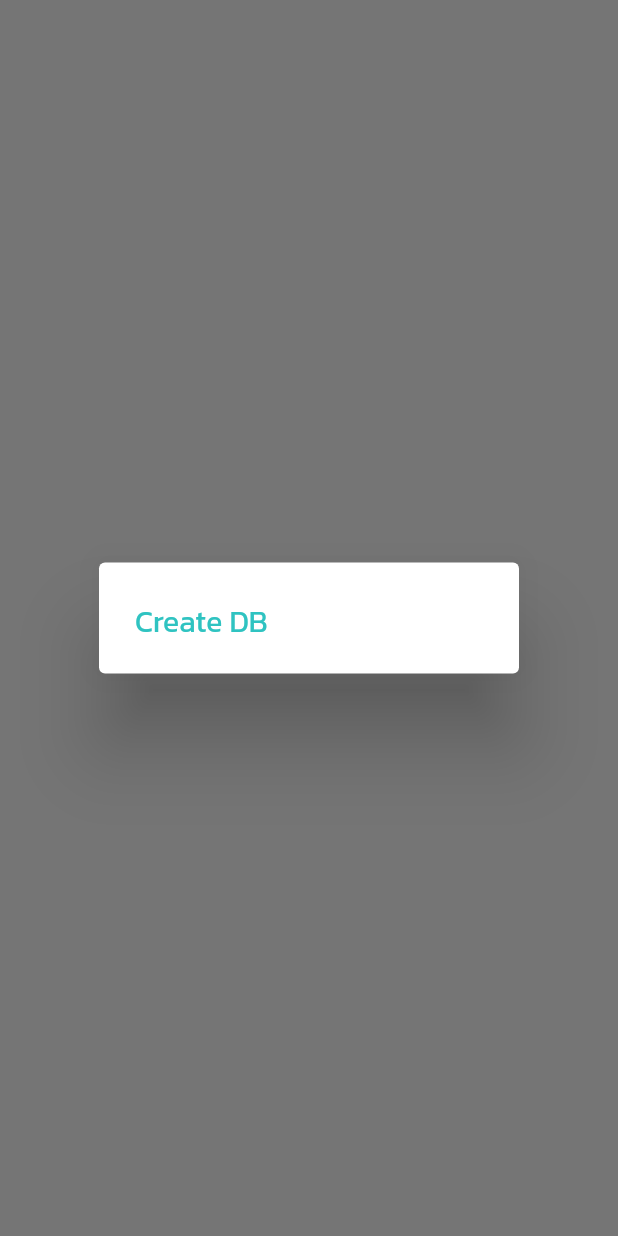
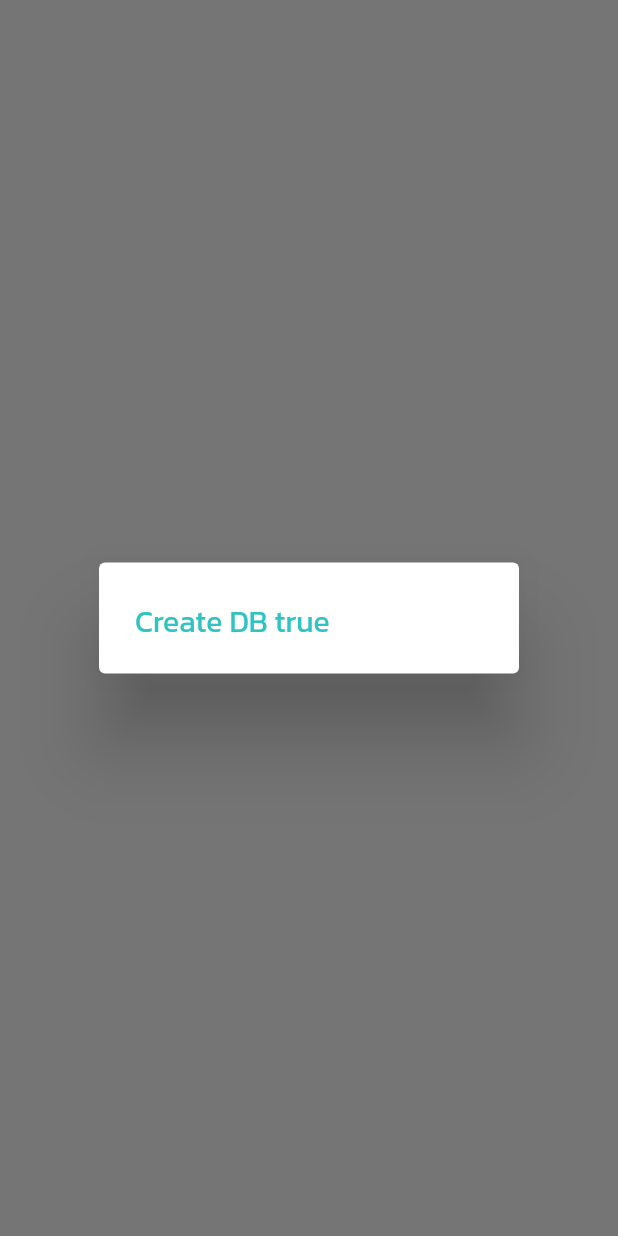
Before and after one commit to theputtipong/aboutenvironment, a Flutter app: the screen it shows after launch, after a tap on "Test Create DB", on a phone screen of 412 x 824 dp. Run offline on Flutter 3.47's test engine with Material 2 defaults, Android fonts, the phone set to English and light mode, and no system bars; our stand-ins replace animated_splash_screen, dio, page_transition, sembast.

Commit message:
fix app : solve create db and update widget alertdialog

```diff
--- a/lib/config.dart
+++ b/lib/config.dart
@@ -2,3 +2,7 @@ class AirvisualConfig {
   static const api = "http://api.airvisual.com/";
   static const key = "a228208f-545b-4594-91df-37493d89c4c5";
 }
+
+class DatabaseConfig {
+  static const dbCountries = 'countries.db';
+}
--- a/lib/db.dart
+++ b/lib/db.dart
@@ -1,20 +1,21 @@
 import 'dart:async';
-import 'package:path/path.dart';
-// import 'package:sembast/sembast.dart';
+import 'package:sembast/sembast.dart';
 import 'package:sembast/sembast_io.dart';
+
+import 'config.dart';
+import 'debug.dart';
 // import 'debug.dart';
 
 class DBApp {
-  Future createsembast() async {
-    final db = await databaseFactoryIo.openDatabase(join('.dart_tool', 'sembast', 'example', 'record_demo.db'));
-    // var store = intMapStoreFactory.store('my_store');
-    // var key = await store.add(db, {'name': 'ugly'});
-    // var record = await (store.record(key).getSnapshot(db) as FutureOr<RecordSnapshot<int, Map<String, Object>>>);
-    // record = (await store.find(db, finder: Finder(filter: Filter.byKey(record.key)))).first
-    //     as RecordSnapshot<int, Map<String, Object>>;
-    // logDebug("createsembast", record.toString());
-    // var records = (await (store.find(db, finder: Finder(filter: Filter.matches('name', '^ugly')))
-    //     as FutureOr<List<RecordSnapshot<int, Map<String, Object>>>>));
-    // logDebug("createsembast", records.toString());
+  Future<bool> createsembast() async {
+    try {
+      DatabaseFactory dbFactory = databaseFactoryIo;
+      Database db = await dbFactory.openDatabase(DatabaseConfig.dbCountries);
+      logDebug('db createsembast', db.path.toString());
+      return true;
+    } on Exception catch (e) {
+      logDebug('db createsembast', 'catch ${e.toString()}');
+      return false;
+    }
   }
 }
--- a/lib/main.dart
+++ b/lib/main.dart
@@ -1,8 +1,11 @@
+import 'package:aboutenvironment/db.dart';
 import 'package:animated_splash_screen/animated_splash_screen.dart';
 import 'package:flutter/material.dart';
 import 'package:page_transition/page_transition.dart';
+import 'api.dart';
 import 'colors.dart';
 import 'icons.dart';
+import 'model.dart';
 import 'textstyle.dart';
 import 'widgets/alertdialog.dart';
 
@@ -52,6 +55,16 @@ class MyApp extends StatelessWidget {
 class MainScreen extends StatelessWidget {
   const MainScreen({super.key});
 
+  Future<bool> testCreateDB() async {
+    bool respond = await DBApp().createsembast();
+    return respond;
+  }
+
+  Future<ApiRespond> testAPI() async {
+    ApiRespond respond = await AirvisualApiHub().supportedcountries();
+    return respond;
+  }
+
   @override
   Widget build(BuildContext context) {
     return Scaffold(
@@ -62,7 +75,9 @@ class MainScreen extends StatelessWidget {
           children: [
             TextButton(
                 onPressed: () {
-                  alertDialog(context, title: "Create DB");
+                  testCreateDB().then(
+                    (value) => alertDialog(context, true, title: "Create DB ${value.toString()}"),
+                  );
                 },
                 child: Text(
                   "Test Create DB",
@@ -70,7 +85,8 @@ class MainScreen extends StatelessWidget {
                 )),
             TextButton(
                 onPressed: () {
-                  alertDialog(context, title: "Test Api");
+                  testAPI().then((value) => alertDialog(context, true,
+                      title: "Test Api ${value.status.toString()}", content: [Text(value.status.toString())]));
                 },
                 child: Text(
                   "Test Api",
--- a/lib/widgets/alertdialog.dart
+++ b/lib/widgets/alertdialog.dart
@@ -3,10 +3,11 @@ import 'package:flutter/material.dart';
 import '../colors.dart';
 import '../textstyle.dart';
 
-alertDialog(BuildContext context, {String? title, Widget? content, List<Widget>? listactions}) async {
+alertDialog(BuildContext context, bool barrier,
+    {String? title, List<Widget>? content, List<Widget>? listactions}) async {
   return showDialog<void>(
     context: context,
-    barrierDismissible: false, // user must tap button!
+    barrierDismissible: barrier, // user must tap button!
     builder: (BuildContext context) {
       return AlertDialog(
         title: title != null
@@ -16,7 +17,9 @@ alertDialog(BuildContext context, {String? title, Widget? content, List<Widget>?
               )
             : null,
         content: content != null
-            ? SingleChildScrollView(child: content)
+            ? SingleChildScrollView(
+                child: ListBody(children: content),
+              )
             // SingleChildScrollView(
             //     child: ListBody(
             //       children: const <Widget>[
--- a/pubspec.yaml
+++ b/pubspec.yaml
@@ -41,7 +41,7 @@ dependencies:
   flutter_launcher_icons: ^0.11.0
   dio: ^4.0.6
   sembast: ^3.4.0+6
-  path: ^1.8.2
+  path_provider: ^2.0.12
 
 dev_dependencies:
   flutter_test:
```
Also changed, not shown: pubspec.lock, 3 other files.
